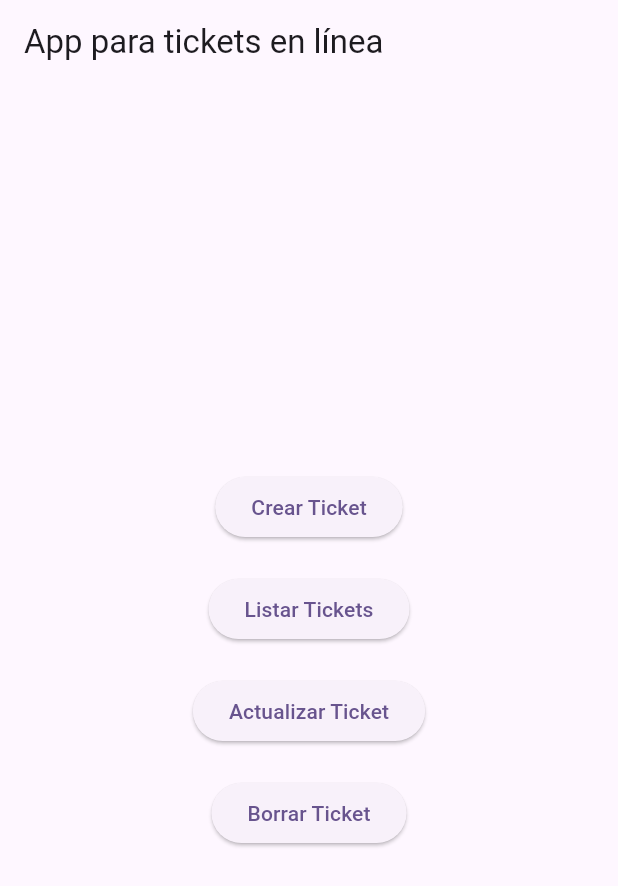
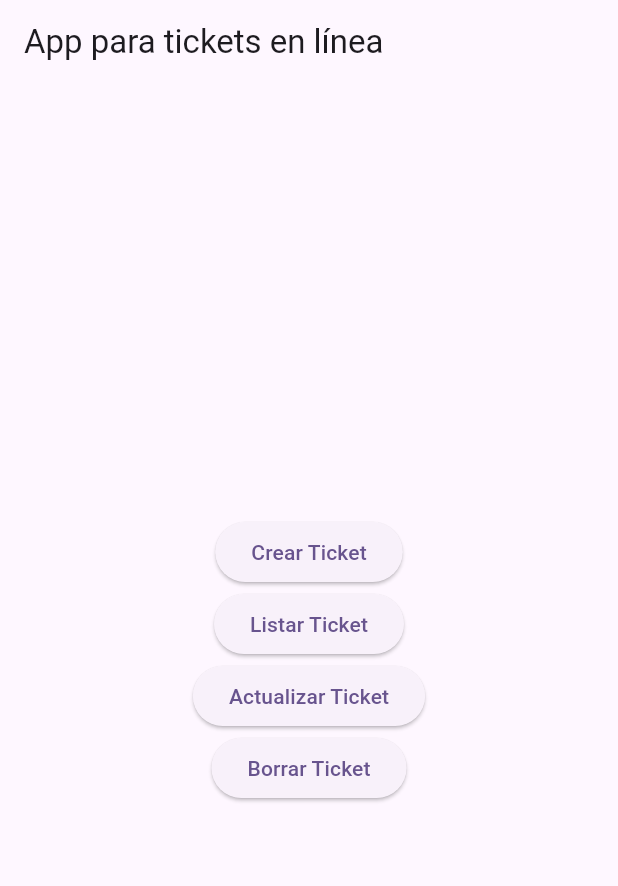
Before and after one commit to imagochan/AppTickets, a Flutter app: the screen it shows after launch, on a phone screen of 412 x 824 dp. Shown: the top 886 px of the screen. Run offline on Flutter 3.47's test engine with Material 2 defaults, Android fonts, the phone set to English and light mode, and no system bars.

Commit message:
refactored home buttons

```diff
--- a/lib/pantallas/pantalla_inicio.dart
+++ b/lib/pantallas/pantalla_inicio.dart
@@ -1,9 +1,8 @@
 import 'package:apptickets/pantallas/pantalla_crear_ticket_form_cookbook.dart';
-//import 'package:apptickets/pantallas/pantalla_creat_ticket_form.dart';
+import 'package:apptickets/widgets/home_elev_btn.dart';
 import 'package:flutter/material.dart';
 import 'package:apptickets/pantallas/pantalla_borrar_tickets.dart';
 import 'package:apptickets/pantallas/pantalla_listar_tickets.dart';
-//import 'package:apptickets/pantallas/pantalla_crear_ticket.dart';
 import 'package:apptickets/pantallas/pantalla_actualizar_tickets.dart';
 
 //Pantalla de inicio que aloja los botones para crear, listar, actualizar y borrar tickets
@@ -18,53 +17,21 @@ class PantallaInicio extends StatefulWidget {
 
 class _PantallaInicioState extends State<PantallaInicio> {
 
-  void _cambiarPantalla(Widget destinationPage){
-    Navigator.push(
-                        context,
-                        MaterialPageRoute(
-                            builder: (context) => destinationPage));
-  }
-
   @override
   Widget build(BuildContext context) {
     return Scaffold(
         appBar: AppBar(
           title: const Text("App para tickets en línea"),
         ),
-        body: Center(
+        body: const Center(
           child: Column(
             mainAxisAlignment: MainAxisAlignment.center,
             crossAxisAlignment: CrossAxisAlignment.center,
             children: [
-              ElevatedButton(
-                  onPressed: () {
-                    _cambiarPantalla(const MyCustomForm());
-                  },
-                  child: const Text("Crear Ticket")),
-              const SizedBox(
-                height: 20,
-              ),
-              ElevatedButton(
-                  onPressed: () {
-                    _cambiarPantalla(const ListarTickets());
-                  },
-                  child: const Text("Listar Tickets")),
-              const SizedBox(
-                height: 20,
-              ),
-              ElevatedButton(
-                  onPressed: () {
-                    _cambiarPantalla(const ActualizarTickets());
-                  },
-                  child: const Text("Actualizar Ticket")),
-              const SizedBox(
-                height: 20,
-              ),
-              ElevatedButton(
-                  onPressed: () {
-                    _cambiarPantalla(const BorrarTickets());
-                  },
-                  child: const Text("Borrar Ticket")),
+              HomeElevBtn(pageWidget: MyCustomForm(), btnTitle: 'Crear Ticket',),
+              HomeElevBtn(pageWidget: ListarTickets(), btnTitle: 'Listar Ticket',),
+              HomeElevBtn(pageWidget: ActualizarTickets(), btnTitle: 'Actualizar Ticket',),
+              HomeElevBtn(pageWidget: BorrarTickets(), btnTitle: 'Borrar Ticket',),
             ],
           ),
         ));
--- a/lib/widgets/home_elev_btn.dart
+++ b/lib/widgets/home_elev_btn.dart
@@ -1,10 +1,13 @@
+import 'package:apptickets/providers/page_navigator.dart';
 import 'package:flutter/material.dart';
 
 class HomeElevBtn extends StatelessWidget {
-  final Function onPressed;
+  final Widget pageWidget;
+  final String btnTitle;
   const HomeElevBtn({
     super.key,
-    required this.onPressed,
+    required this.pageWidget,
+    required this.btnTitle,
     });
 
 
@@ -12,8 +15,10 @@ class HomeElevBtn extends StatelessWidget {
   Widget build(BuildContext context) {
     return ElevatedButton(
                   onPressed: () {
-                    _cambiarPantalla(const MyCustomForm());
+                    //_cambiarPantalla(const MyCustomForm());
+                    cambiarPantalla(pageWidget, context);
                   },
-                  child: const Text("Crear Ticket")),;
+                  child: Text(btnTitle)
+                  );
   }
 }
```
Also changed, not shown: lib/providers/page_navigator.dart (added, +8 -0 lines).
